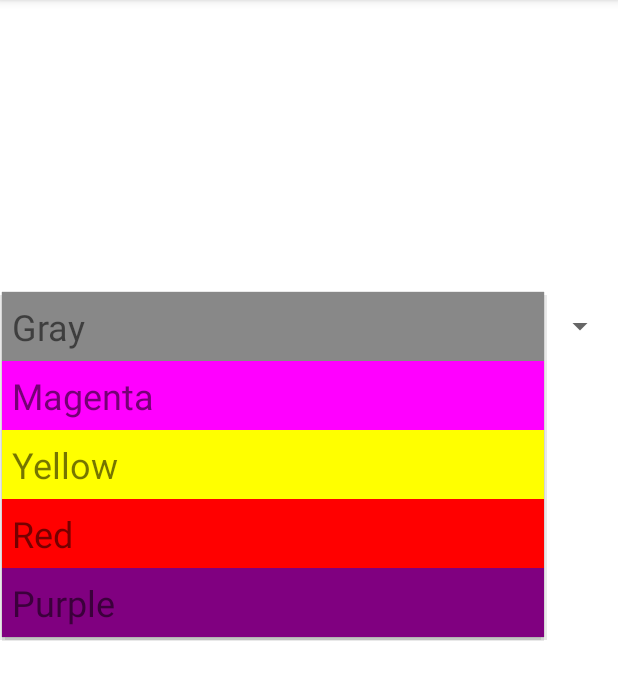
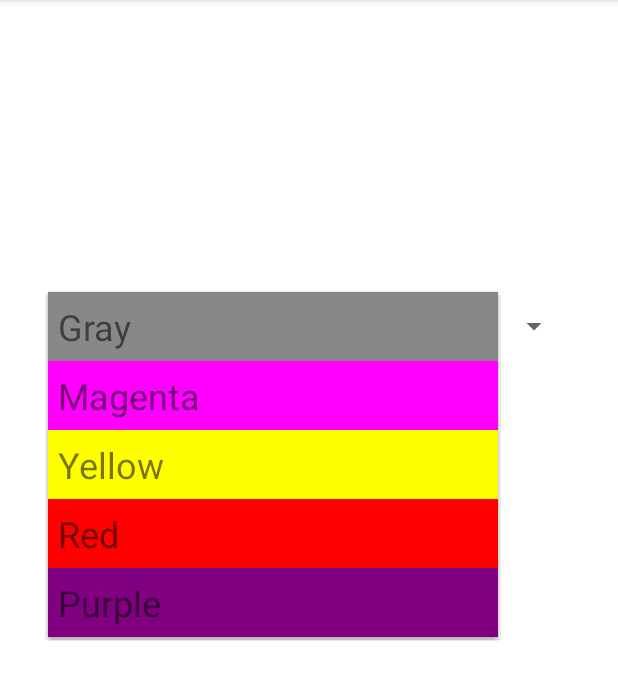
Before and after one commit to ShuaoC/ColorActivity, an Android app: the screen it shows after launch (ColorActivity), after a tap on "Gray", on a phone screen of 412 x 824 dp, the part 84-784 px from its top. Run offline under Robolectric (Android 15) with nearby library versions, the phone set to English and light mode, and no system bars.

Commit message:
Spinner attribute adjusted

```diff
--- a/app/src/main/res/layout/activity_main.xml
+++ b/app/src/main/res/layout/activity_main.xml
@@ -9,8 +9,10 @@
 
     <Spinner
         android:id="@+id/spinner"
-        android:layout_width="409dp"
+        android:layout_width="0dp"
         android:layout_height="wrap_content"
+        android:layout_marginStart="32dp"
+        android:layout_marginEnd="32dp"
         app:layout_constraintBottom_toBottomOf="parent"
         app:layout_constraintEnd_toEndOf="parent"
         app:layout_constraintStart_toStartOf="parent"
```
